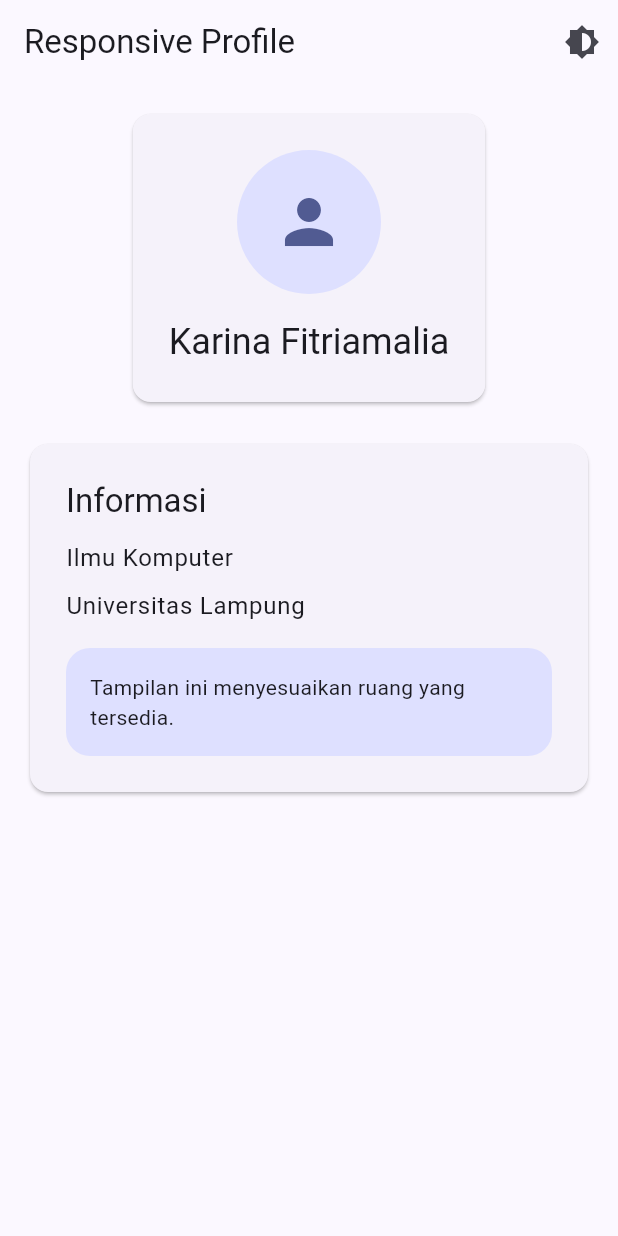
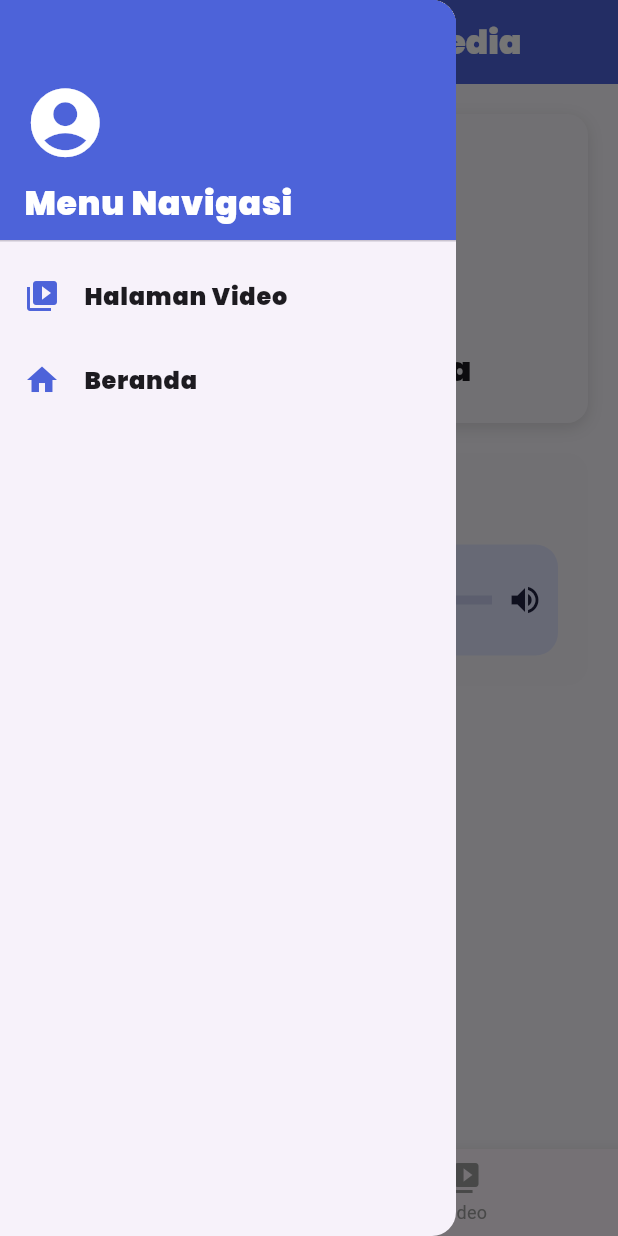
Before and after one commit to karinaaftrr/prak-mobilelanjut-2417051014, a Flutter app: the screen it shows after launch, with the side drawer open (before the commit the screen has no drawer), on a phone screen of 412 x 824 dp. Run offline on Flutter 3.47's test engine with Material 3 defaults, Android fonts, the phone set to English and light mode, and no system bars; our stand-ins replace audioplayers, video_player.

Commit message:
Assets, Media and Routing

```diff
--- /dev/null
+++ b/lib/assets_media.dart
@@ -0,0 +1,278 @@
+import 'package:flutter/material.dart';
+import 'package:audioplayers/audioplayers.dart';
+
+class AssetsMediaPage extends StatefulWidget {
+  const AssetsMediaPage({super.key});
+
+  @override
+  State<AssetsMediaPage> createState() => _AssetsMediaPageState();
+}
+
+class _AssetsMediaPageState extends State<AssetsMediaPage> {
+  final AudioPlayer player = AudioPlayer();
+  bool isPlaying = false;
+
+  int _currentIndex = 0;
+
+  void playAudio() async {
+    if (isPlaying) {
+      await player.pause();
+    } else {
+      await player.play(AssetSource('assets/audios/audio-toystory.mp3'));
+    }
+
+    setState(() {
+      isPlaying = !isPlaying;
+    });
+  }
+
+  @override
+  void dispose() {
+    player.dispose();
+    super.dispose();
+  }
+
+  @override
+  Widget build(BuildContext context) {
+    return Scaffold(
+      backgroundColor: const Color(0xFFF8F6FC),
+
+      // =========================
+      // APP BAR
+      // =========================
+      appBar: AppBar(
+        title: const Text(
+          'Beranda Assets & Media',
+          style: TextStyle(
+            color: Colors.white,
+            fontFamily: 'Poppins',
+            fontWeight: FontWeight.bold,
+          ),
+        ),
+        backgroundColor: const Color(0xFF4D63D9),
+        iconTheme: const IconThemeData(color: Colors.white),
+      ),
+
+      // =========================
+      // DRAWER
+      // =========================
+      drawer: Drawer(
+        child: ListView(
+          padding: EdgeInsets.zero,
+          children: [
+            const DrawerHeader(
+              decoration: BoxDecoration(color: Color(0xFF4D63D9)),
+              child: Column(
+                crossAxisAlignment: CrossAxisAlignment.start,
+                mainAxisAlignment: MainAxisAlignment.end,
+                children: [
+                  Icon(Icons.account_circle, size: 55, color: Colors.white),
+                  SizedBox(height: 10),
+                  Text(
+                    'Menu Navigasi',
+                    style: TextStyle(
+                      color: Colors.white,
+                      fontSize: 22,
+                      fontFamily: 'Poppins',
+                      fontWeight: FontWeight.bold,
+                    ),
+                  ),
+                ],
+              ),
+            ),
+
+            // MENU VIDEO
+            ListTile(
+              leading: const Icon(
+                Icons.video_library,
+                color: Color(0xFF4D63D9),
+              ),
+              title: const Text(
+                'Halaman Video',
+                style: TextStyle(fontFamily: 'Poppins'),
+              ),
+              onTap: () {
+                Navigator.pop(context);
+
+                Navigator.pushNamed(
+                  context,
+                  '/detail',
+                  arguments: 'Data dari Halaman Beranda',
+                );
+              },
+            ),
+
+            // MENU BERANDA
+            ListTile(
+              leading: const Icon(Icons.home, color: Color(0xFF4D63D9)),
+              title: const Text(
+                'Beranda',
+                style: TextStyle(fontFamily: 'Poppins'),
+              ),
+              onTap: () {
+                Navigator.pop(context);
+              },
+            ),
+          ],
+        ),
+      ),
+
+      // =========================
+      // BOTTOM NAVIGATION BAR
+      // =========================
+      bottomNavigationBar: BottomNavigationBar(
+        currentIndex: _currentIndex,
+        selectedItemColor: const Color(0xFF4D63D9),
+        unselectedItemColor: Colors.grey,
+
+        onTap: (index) {
+          setState(() {
+            _currentIndex = index;
+          });
+
+          // Jika memilih tab Video
+          if (index == 1) {
+            Navigator.pushNamed(
+              context,
+              '/detail',
+              arguments: 'Data dari Bottom Navigation',
+            );
+          }
+        },
+
+        items: const [
+          BottomNavigationBarItem(icon: Icon(Icons.home), label: 'Beranda'),
+          BottomNavigationBarItem(
+            icon: Icon(Icons.video_library),
+            label: 'Video',
+          ),
+        ],
+      ),
+
+      // =========================
+      // BODY
+      // =========================
+      body: SafeArea(
+        child: SingleChildScrollView(
+          padding: const EdgeInsets.all(20),
+          child: Column(
+            children: [
+              // =========================
+              // PROFILE
+              // =========================
+              Container(
+                width: double.infinity,
+                padding: const EdgeInsets.all(20),
+                decoration: BoxDecoration(
+                  color: const Color(0xFFF7F5FB),
+                  borderRadius: BorderRadius.circular(14),
+                  boxShadow: const [
+                    BoxShadow(
+                      color: Colors.black12,
+                      blurRadius: 8,
+                      offset: Offset(0, 3),
+                    ),
+                  ],
+                ),
+                child: Column(
+                  children: [
+                    ClipOval(
+                      child: Image.asset(
+                        'assets/images/foto-karinaa.jpeg',
+                        width: 120,
+                        height: 120,
+                        fit: BoxFit.cover,
+                      ),
+                    ),
+
+                    const SizedBox(height: 15),
+
+                    const Text(
+                      'Karina Fitriamalia',
+                      style: TextStyle(
+                        fontFamily: 'Poppins',
+                        fontSize: 22,
+                        fontWeight: FontWeight.bold,
+                      ),
+                    ),
+                  ],
+                ),
+              ),
+
+              const SizedBox(height: 20),
+
+              // =========================
+              // AUDIO
+              // =========================
+              Container(
+                width: double.infinity,
+                padding: const EdgeInsets.all(20),
+                decoration: BoxDecoration(
+                  color: const Color(0xFFF7F5FB),
+                  borderRadius: BorderRadius.circular(14),
+                ),
+                child: Column(
+                  crossAxisAlignment: CrossAxisAlignment.start,
+                  children: [
+                    const Text(
+                      'Audio Motivasi',
+                      style: TextStyle(
+                        fontFamily: 'Poppins',
+                        fontSize: 18,
+                        fontWeight: FontWeight.bold,
+                      ),
+                    ),
+
+                    const SizedBox(height: 15),
+
+                    Container(
+                      padding: const EdgeInsets.all(10),
+                      decoration: BoxDecoration(
+                        color: const Color(0xFFE1E5FF),
+                        borderRadius: BorderRadius.circular(15),
+                      ),
+                      child: Row(
+                        children: [
+                          // PLAY / PAUSE
+                          CircleAvatar(
+                            radius: 27,
+                            backgroundColor: const Color(0xFF4D63D9),
+                            child: IconButton(
+                              onPressed: playAudio,
+                              icon: Icon(
+                                isPlaying ? Icons.pause : Icons.play_arrow,
+                                color: Colors.white,
+                              ),
+                            ),
+                          ),
+
+                          const SizedBox(width: 12),
+
+                          // PROGRESS
+                          const Expanded(
+                            child: LinearProgressIndicator(
+                              minHeight: 6,
+                              backgroundColor: Color(0xFFC8CDEF),
+                              valueColor: AlwaysStoppedAnimation(
+                                Color(0xFF4D63D9),
+                              ),
+                            ),
+                          ),
+
+                          const SizedBox(width: 10),
+
+                          // VOLUME
+                          const Icon(Icons.volume_up, color: Color(0xFF202342)),
+                        ],
+                      ),
+                    ),
+                  ],
+                ),
+              ),
+            ],
+          ),
+        ),
+      ),
+    );
+  }
+}
--- a/lib/main.dart
+++ b/lib/main.dart
@@ -1,43 +1,29 @@
 import 'package:flutter/material.dart';
 
-// import 'column_widget.dart';
-// import 'row_widget.dart';
-// import 'first_widget.dart';
-// import 'form_widget.dart';
-import 'app_theme.dart';
-import 'responsive_profile.dart';
+import 'assets_media.dart';
+import 'detail_page.dart';
 
 void main() {
   runApp(const MyApp());
 }
 
-class MyApp extends StatefulWidget {
+class MyApp extends StatelessWidget {
   const MyApp({super.key});
-
-  @override
-  State<MyApp> createState() => _MyAppState();
-}
-
-class _MyAppState extends State<MyApp> {
-  ThemeMode themeMode = ThemeMode.light;
-
-  void toggleTheme() {
-    setState(() {
-      themeMode = themeMode == ThemeMode.light
-          ? ThemeMode.dark
-          : ThemeMode.light;
-    });
-  }
 
   @override
   Widget build(BuildContext context) {
     return MaterialApp(
       debugShowCheckedModeBanner: false,
-      title: 'Responsive Profile',
-      theme: AppTheme.lightTheme,
-      darkTheme: AppTheme.darkTheme,
-      themeMode: themeMode,
-      home: ResponsiveProfilePage(onThemeChanged: toggleTheme),
+      title: 'Assets & Media Navigation',
+
+      // Halaman pertama
+      initialRoute: '/',
+
+      // Named Routes
+      routes: {
+        '/': (context) => const AssetsMediaPage(),
+        '/detail': (context) => const DetailPage(),
+      },
     );
   }
 }
```
Also changed, not shown: lib/detail_page.dart (added, +145 -0 lines), pubspec.yaml (+12 -12 lines), assets/font/poppins-black.ttf (added), assets/images/IT.jpeg (deleted), assets/images/foto-karinaa.jpeg (added), pubspec.lock, 7 other files.
